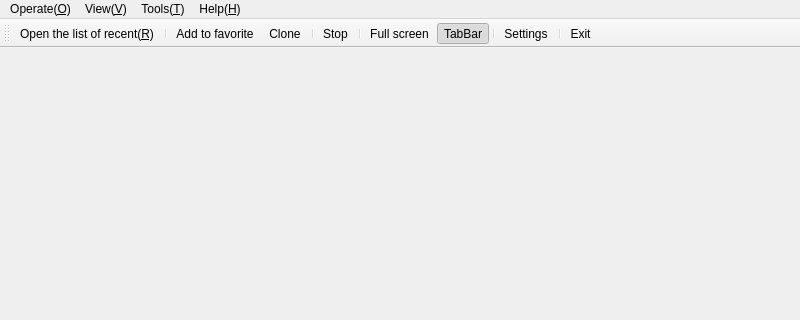
First picture: the form in App/Client/mainwindow.ui, repository KangLin/RabbitRemoteControl, before the edit; both pictures show x 0 to 800 and y 0 to 320 of the 800 by 600 pixel window.
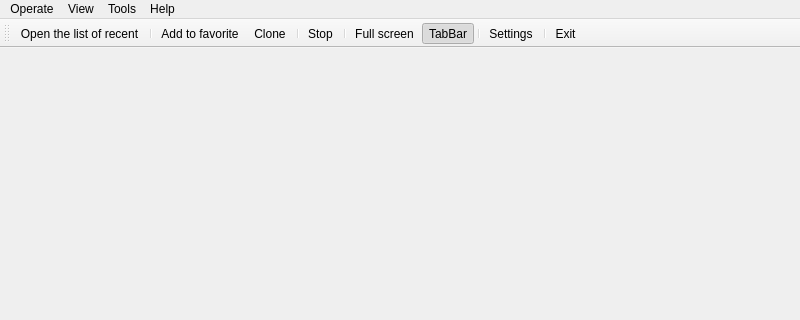
Second picture: the form after the edit. Icons and pictures are not drawn.

```diff
--- a/App/Client/mainwindow.ui
+++ b/App/Client/mainwindow.ui
@@ -23,12 +23,12 @@
      <x>0</x>
      <y>0</y>
      <width>800</width>
-     <height>20</height>
+     <height>27</height>
     </rect>
    </property>
    <widget class="QMenu" name="menuHelp">
     <property name="title">
-     <string>Help(&amp;H)</string>
+     <string>Help</string>
     </property>
     <addaction name="actionAbout"/>
     <addaction name="actionUser_manual"/>
@@ -36,7 +36,7 @@
    </widget>
    <widget class="QMenu" name="menuView">
     <property name="title">
-     <string>View(&amp;V)</string>
+     <string>View</string>
     </property>
     <widget class="QMenu" name="menuType">
      <property name="title">
@@ -95,7 +95,7 @@
    </widget>
    <widget class="QMenu" name="menuOperate">
     <property name="title">
-     <string>Operate(&amp;O)</string>
+     <string>Operate</string>
     </property>
     <widget class="QMenu" name="menuStart">
      <property name="title">
@@ -117,7 +117,7 @@
    </widget>
    <widget class="QMenu" name="menuTools">
     <property name="title">
-     <string>Tools(&amp;T)</string>
+     <string>Tools</string>
     </property>
     <addaction name="separator"/>
     <addaction name="actionSettings"/>
@@ -220,7 +220,7 @@
     <iconset theme="view-fullscreen"/>
    </property>
    <property name="text">
-    <string>Full screen(&amp;F)</string>
+    <string>Full screen</string>
    </property>
    <property name="iconText">
     <string>Full screen</string>
@@ -243,7 +243,7 @@
     <iconset theme="window-close"/>
    </property>
    <property name="text">
-    <string>Exit(&amp;E)</string>
+    <string>Exit</string>
    </property>
    <property name="iconText">
     <string>Exit</string>
@@ -263,7 +263,7 @@
     <iconset theme="media-playback-stop"/>
    </property>
    <property name="text">
-    <string>Stop(&amp;P)</string>
+    <string>Stop</string>
    </property>
    <property name="iconText">
     <string>Stop</string>
@@ -309,7 +309,7 @@
     <iconset theme="tabbar"/>
    </property>
    <property name="text">
-    <string>TabBar(&amp;B)</string>
+    <string>TabBar</string>
    </property>
    <property name="iconText">
     <string>TabBar</string>
@@ -408,10 +408,10 @@
     <iconset theme="folder-open"/>
    </property>
    <property name="text">
-    <string>Open the list of recent(&amp;R)</string>
+    <string>Open the list of recent</string>
    </property>
    <property name="iconText">
-    <string>Open the list of recent(&amp;R)</string>
+    <string>Open the list of recent</string>
    </property>
    <property name="toolTip">
     <string>Open the list of recent(&amp;R)</string>
```
Left out of the diff: 37 changed lines with no effect on the pictures.
